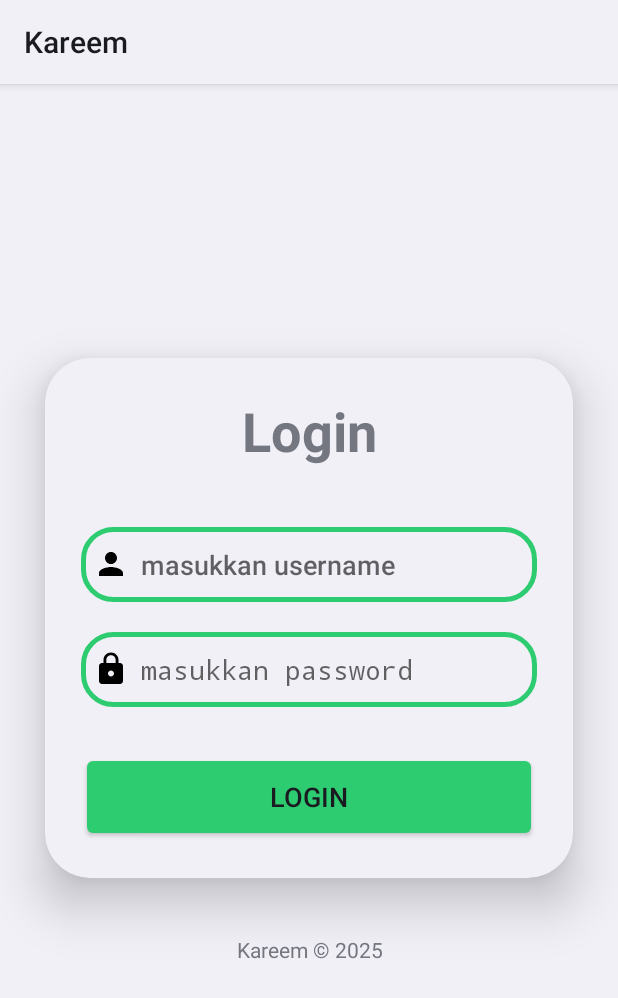
After one commit to Dafwa/ramadhan-app, an Android app: the fragment LoginFragment shown on its own in the app's theme, on a phone screen of 412 x 824 dp. The commit adds this screen. Shown: the top 998 px of the screen. Run offline under Robolectric (Android 15) with nearby library versions, the light colour scheme and no system bars; 1 statement that could not run was skipped.

Commit message:
Menambahkan tampilan Login

```diff
--- /dev/null
+++ b/app/src/main/java/com/daffafakhir/splashscreen/LoginFragment.java
@@ -0,0 +1,64 @@
+package com.daffafakhir.splashscreen;
+
+import android.os.Bundle;
+
+import androidx.fragment.app.Fragment;
+
+import android.view.LayoutInflater;
+import android.view.View;
+import android.view.ViewGroup;
+
+/**
+ * A simple {@link Fragment} subclass.
+ * Use the {@link LoginFragment#newInstance} factory method to
+ * create an instance of this fragment.
+ */
+public class LoginFragment extends Fragment {
+
+    // TODO: Rename parameter arguments, choose names that match
+    // the fragment initialization parameters, e.g. ARG_ITEM_NUMBER
+    private static final String ARG_PARAM1 = "param1";
+    private static final String ARG_PARAM2 = "param2";
+
+    // TODO: Rename and change types of parameters
+    private String mParam1;
+    private String mParam2;
+
+    public LoginFragment() {
+        // Required empty public constructor
+    }
+
+    /**
+     * Use this factory method to create a new instance of
+     * this fragment using the provided parameters.
+     *
+     * @param param1 Parameter 1.
+     * @param param2 Parameter 2.
+     * @return A new instance of fragment LoginFragment.
+     */
+    // TODO: Rename and change types and number of parameters
+    public static LoginFragment newInstance(String param1, String param2) {
+        LoginFragment fragment = new LoginFragment();
+        Bundle args = new Bundle();
+        args.putString(ARG_PARAM1, param1);
+        args.putString(ARG_PARAM2, param2);
+        fragment.setArguments(args);
+        return fragment;
+    }
+
+    @Override
+    public void onCreate(Bundle savedInstanceState) {
+        super.onCreate(savedInstanceState);
+        if (getArguments() != null) {
+            mParam1 = getArguments().getString(ARG_PARAM1);
+            mParam2 = getArguments().getString(ARG_PARAM2);
+        }
+    }
+
+    @Override
+    public View onCreateView(LayoutInflater inflater, ViewGroup container,
+                             Bundle savedInstanceState) {
+        // Inflate the layout for this fragment
+        return inflater.inflate(R.layout.fragment_login, container, false);
+    }
+}
--- a/app/src/main/java/com/daffafakhir/splashscreen/MainActivity.java
+++ b/app/src/main/java/com/daffafakhir/splashscreen/MainActivity.java
@@ -39,11 +39,11 @@ public class MainActivity extends AppCompatActivity {
         binding.bottomNavigationView.setOnItemSelectedListener(item -> {
 
             int itemId = item.getItemId();
-            if (itemId == R.id.nav_home) {  // Sesuai dengan ID di menu XML
+            if (itemId == R.id.nav_home) {
                 replaceFragment(new HomeFragment());
-            } else if (itemId == R.id.nav_profile) {  // Perbaiki titik ganda
-                replaceFragment(new ProfileFragment());
-            } else if (itemId == R.id.nav_community) {  // Sesuaikan ID dengan XML
+            } else if (itemId == R.id.nav_profile) {
+                replaceFragment(new LoginFragment());
+            } else if (itemId == R.id.nav_community) {
                 replaceFragment(new CommunityFragment());
             }
 
--- /dev/null
+++ b/app/src/main/res/drawable/baseline_lock_24.xml
@@ -0,0 +1,5 @@
+<vector xmlns:android="http://schemas.android.com/apk/res/android" android:height="24dp" android:tint="#000000" android:viewportHeight="24" android:viewportWidth="24" android:width="24dp">
+
+    <path android:fillColor="@android:color/white" android:pathData="M18,8h-1L17,6c0,-2.76 -2.24,-5 -5,-5S7,3.24 7,6v2L6,8c-1.1,0 -2,0.9 -2,2v10c0,1.1 0.9,2 2,2h12c1.1,0 2,-0.9 2,-2L20,10c0,-1.1 -0.9,-2 -2,-2zM12,17c-1.1,0 -2,-0.9 -2,-2s0.9,-2 2,-2 2,0.9 2,2 -0.9,2 -2,2zM15.1,8L8.9,8L8.9,6c0,-1.71 1.39,-3.1 3.1,-3.1 1.71,0 3.1,1.39 3.1,3.1v2z"/>
+
+</vector>
--- /dev/null
+++ b/app/src/main/res/drawable/custom_edittext.xml
@@ -0,0 +1,11 @@
+<?xml version="1.0" encoding="utf-8"?>
+<shape xmlns:android="http://schemas.android.com/apk/res/android"
+    android:shape="rectangle">
+
+    <stroke
+        android:width="3dp"
+        android:color="@color/hijau_muda"/>
+    <corners
+        android:radius="20dp"/>
+
+</shape>
--- /dev/null
+++ b/app/src/main/res/layout/fragment_login.xml
@@ -0,0 +1,89 @@
+<?xml version="1.0" encoding="utf-8"?>
+<LinearLayout
+    xmlns:android="http://schemas.android.com/apk/res/android"
+    xmlns:app="http://schemas.android.com/apk/res-auto"
+    xmlns:tools="http://schemas.android.com/tools"
+    xmlns:card_view="http://schemas.android.com/apk/res-auto"
+    android:id="@+id/main"
+    android:layout_width="match_parent"
+    android:layout_height="match_parent"
+    android:orientation="vertical"
+    android:gravity="center"
+    tools:context=".LoginFragment">
+
+    <androidx.cardview.widget.CardView
+        android:layout_width="match_parent"
+        android:layout_height="wrap_content"
+        android:layout_margin="30dp"
+        app:cardCornerRadius="30dp"
+        app:cardElevation="20dp"
+        android:background="@drawable/custom_edittext">
+
+        <LinearLayout
+            android:layout_width="match_parent"
+            android:layout_height="wrap_content"
+            android:orientation="vertical"
+            android:layout_gravity="center_horizontal"
+            android:padding="24dp">
+
+            <TextView
+                android:layout_width="match_parent"
+                android:layout_height="wrap_content"
+                android:text="Login"
+                android:id="@+id/loginText"
+                android:textSize="36sp"
+                android:textAlignment="center"
+                android:textStyle="bold" />
+
+            <EditText
+                android:layout_width="match_parent"
+                android:layout_height="50dp"
+                android:id="@+id/username"
+                android:background="@drawable/custom_edittext"
+                android:drawableLeft="@drawable/baseline_person_24"
+                android:drawablePadding="8dp"
+                android:hint="masukkan username"
+                android:padding="8dp"
+                android:textColor="@color/black"
+                android:textColorHighlight="@color/cardview_dark_background"
+                android:layout_marginTop="40dp"/>
+
+            <EditText
+                android:layout_width="match_parent"
+                android:layout_height="50dp"
+                android:id="@+id/password"
+                android:background="@drawable/custom_edittext"
+                android:drawableLeft="@drawable/baseline_lock_24"
+                android:drawablePadding="8dp"
+                android:hint="masukkan password"
+                android:padding="8dp"
+                android:inputType="textPassword"
+                android:textColor="@color/black"
+                android:textColorHighlight="@color/cardview_dark_background"
+                android:layout_marginTop="20dp"/>
+
+            <Button
+                android:layout_width="match_parent"
+                android:layout_height="60dp"
+                android:id="@+id/loginButton"
+                android:text="Login"
+                android:textSize="18sp"
+                android:layout_marginTop="30dp"
+                android:backgroundTint="@color/hijau_muda"
+                app:cornerRadius = "20dp"/>
+
+        </LinearLayout>
+
+    </androidx.cardview.widget.CardView>
+
+    <TextView
+        android:layout_width="wrap_content"
+        android:layout_height="wrap_content"
+        android:padding="8dp"
+        android:textSize="14sp"
+        android:textAlignment="center"
+        android:layout_marginBottom="20dp"
+        android:text="Kareem \u00a9 2025">
+    </TextView>
+
+</LinearLayout>
```
